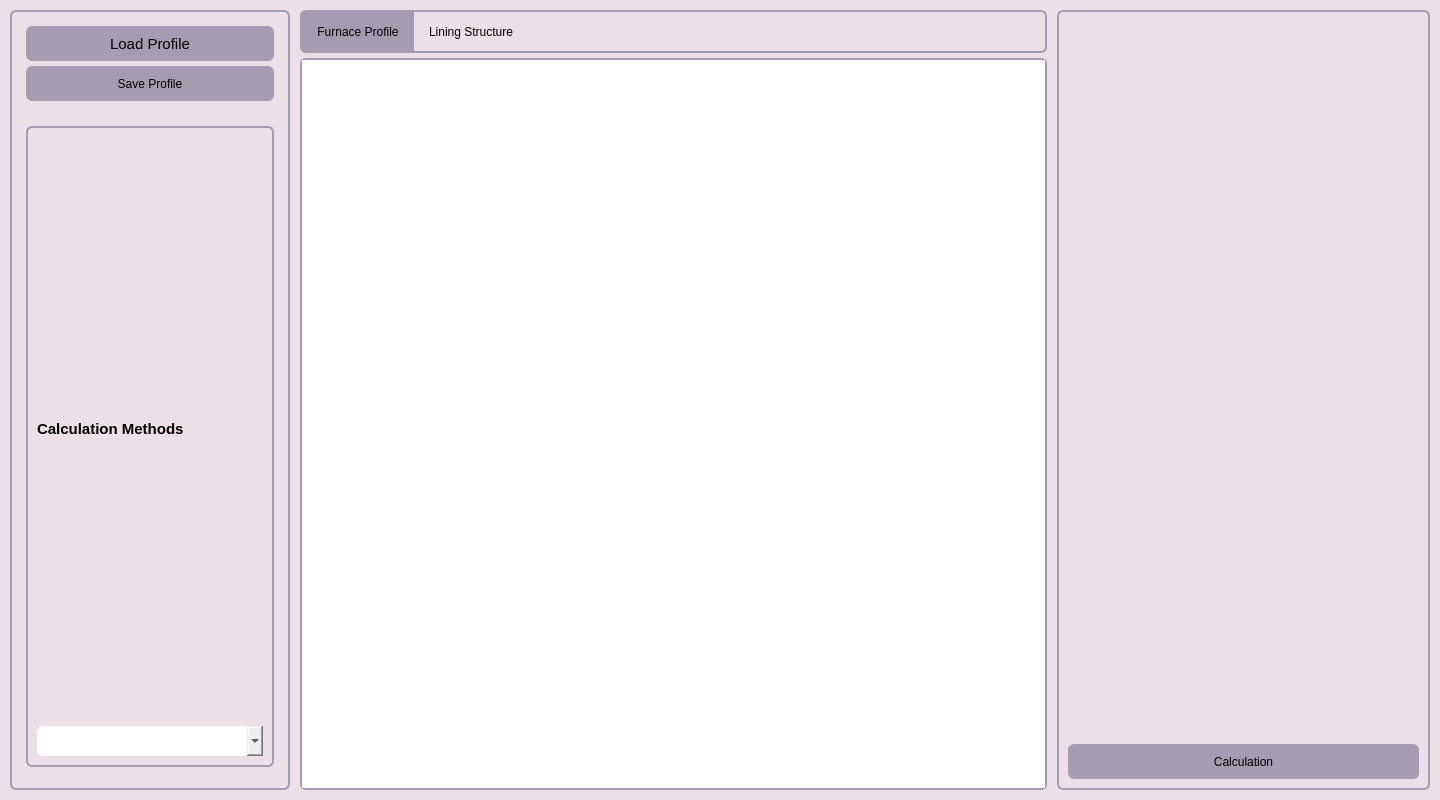
Qt form src/view/main_window.ui (Percyvalle/Furnix) before a commit.
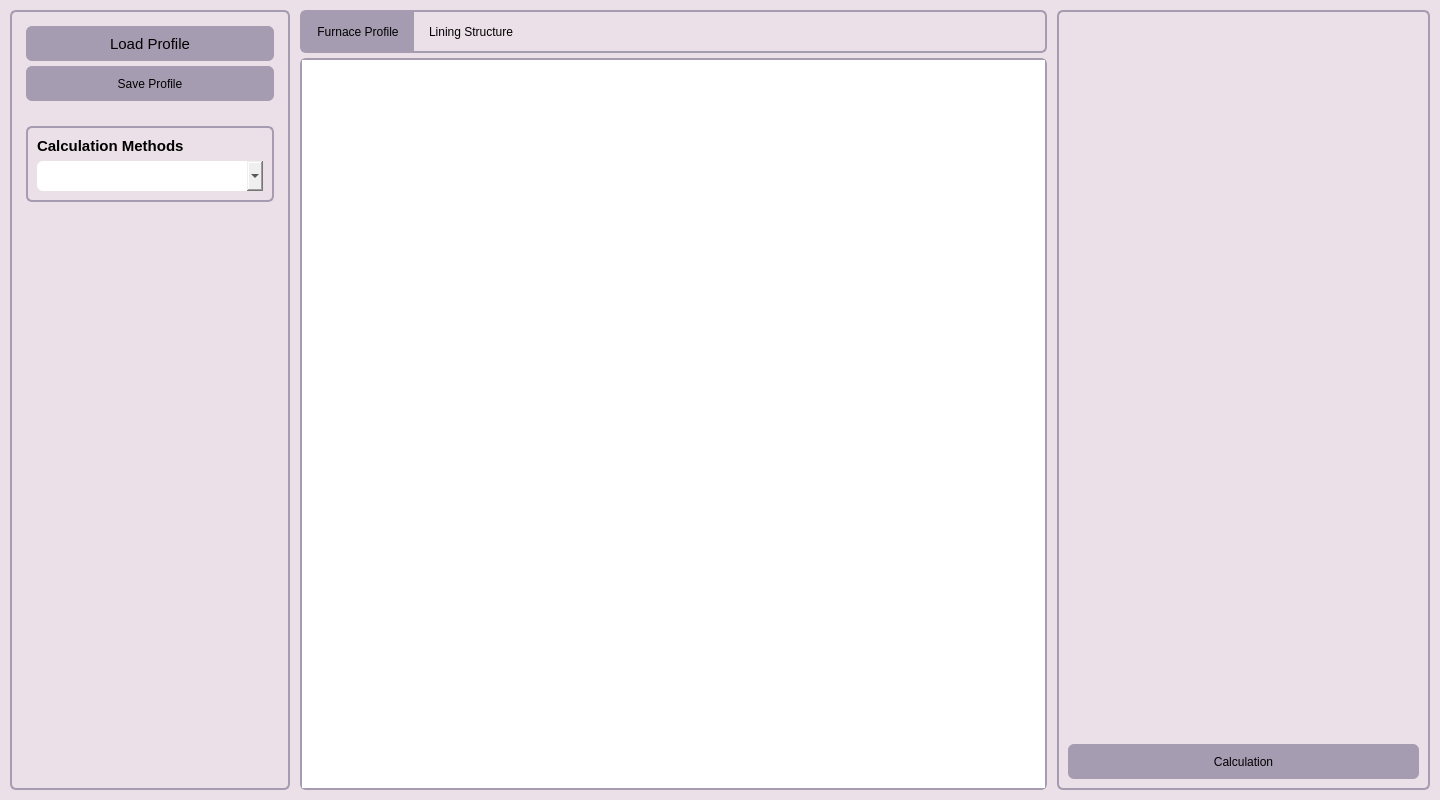
The same form after that commit. Custom widgets are drawn as their Qt base class.

The edit to the form file:
```diff
--- a/src/view/main_window.ui
+++ b/src/view/main_window.ui
@@ -212,6 +212,12 @@
              <property name="sizeType">
               <enum>QSizePolicy::Policy::Expanding</enum>
              </property>
+             <property name="sizeHint" stdset="0">
+              <size>
+               <width>0</width>
+               <height>0</height>
+              </size>
+             </property>
             </spacer>
            </item>
           </layout>
```
Left out of the diff: 5 changed lines with no effect on the pictures.
